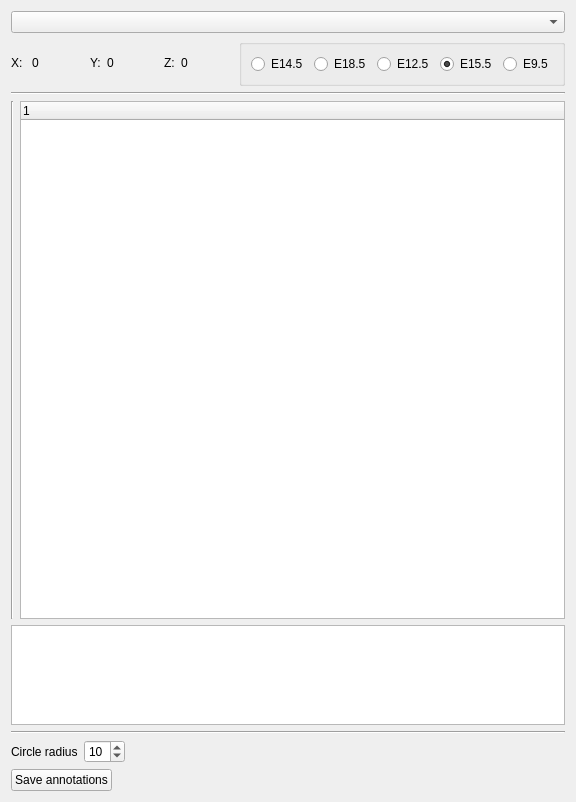
Before: the Qt Designer form ui/ui_annotations.ui in VCCRI/vpv, drawn with Qt 5.
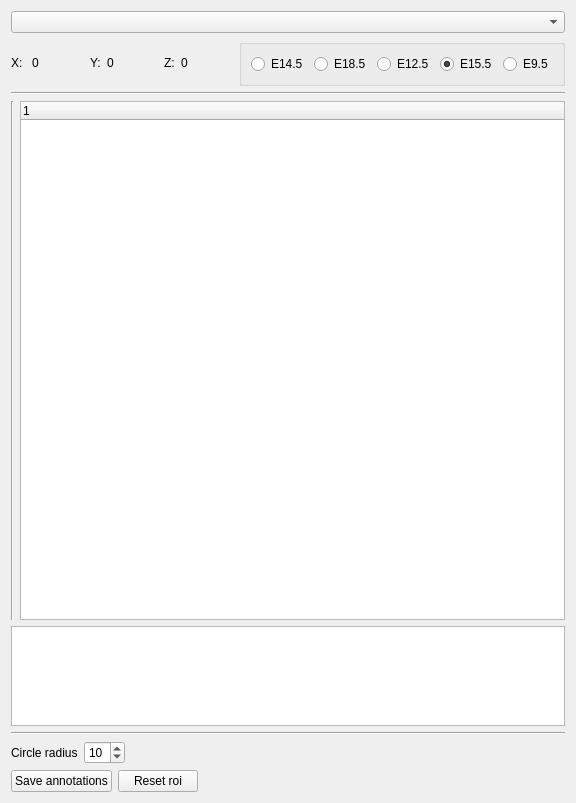
After: the same form once the commit is applied.

Commit message: Reset roi to None if no coords needed. But enforce for abnormal

Diff of the .ui file:
```diff
--- a/ui/ui_annotations.ui
+++ b/ui/ui_annotations.ui
@@ -7,7 +7,7 @@
     <x>0</x>
     <y>0</y>
     <width>576</width>
-    <height>802</height>
+    <height>803</height>
    </rect>
   </property>
   <property name="minimumSize">
@@ -265,6 +265,16 @@
          </property>
         </widget>
        </item>
+       <item>
+        <widget class="QPushButton" name="pushButtonDiableRoi">
+         <property name="toolTip">
+          <string>Clear ROI coordinates</string>
+         </property>
+         <property name="text">
+          <string>Reset roi</string>
+         </property>
+        </widget>
+       </item>
        <item>
         <spacer name="horizontalSpacer_2">
          <property name="orientation">
```
The commit also changes 5 other files.
